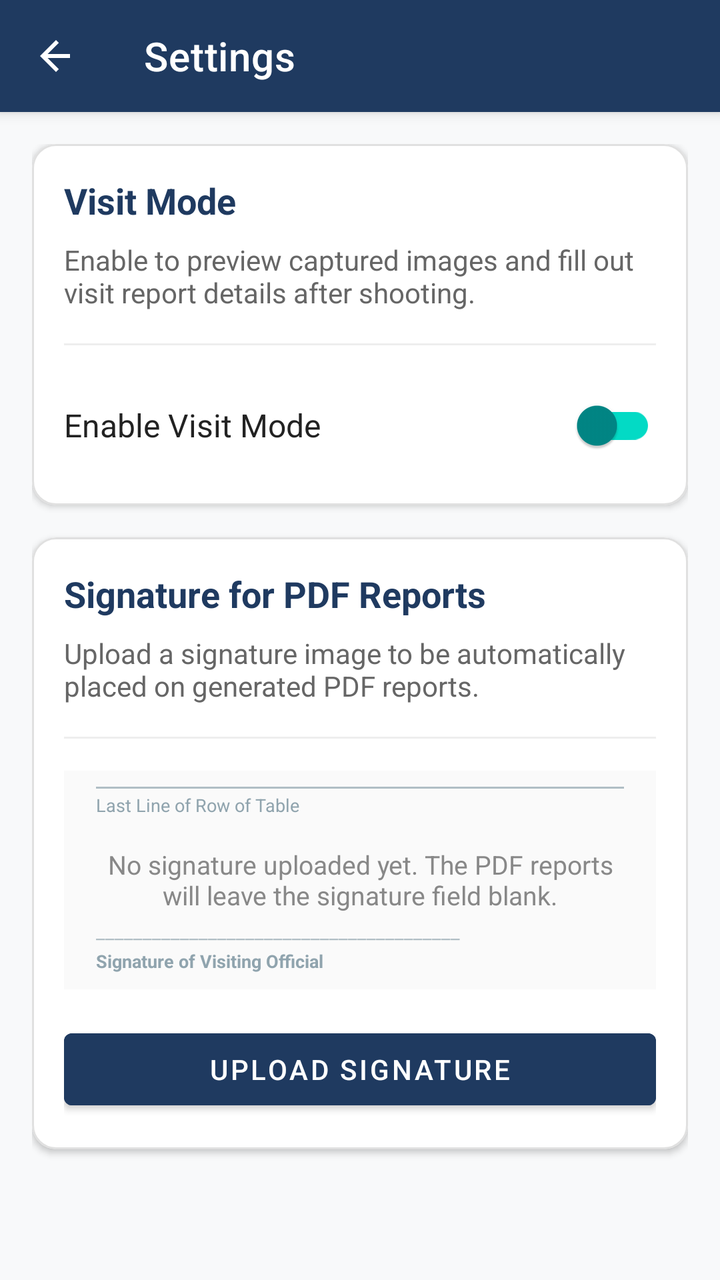
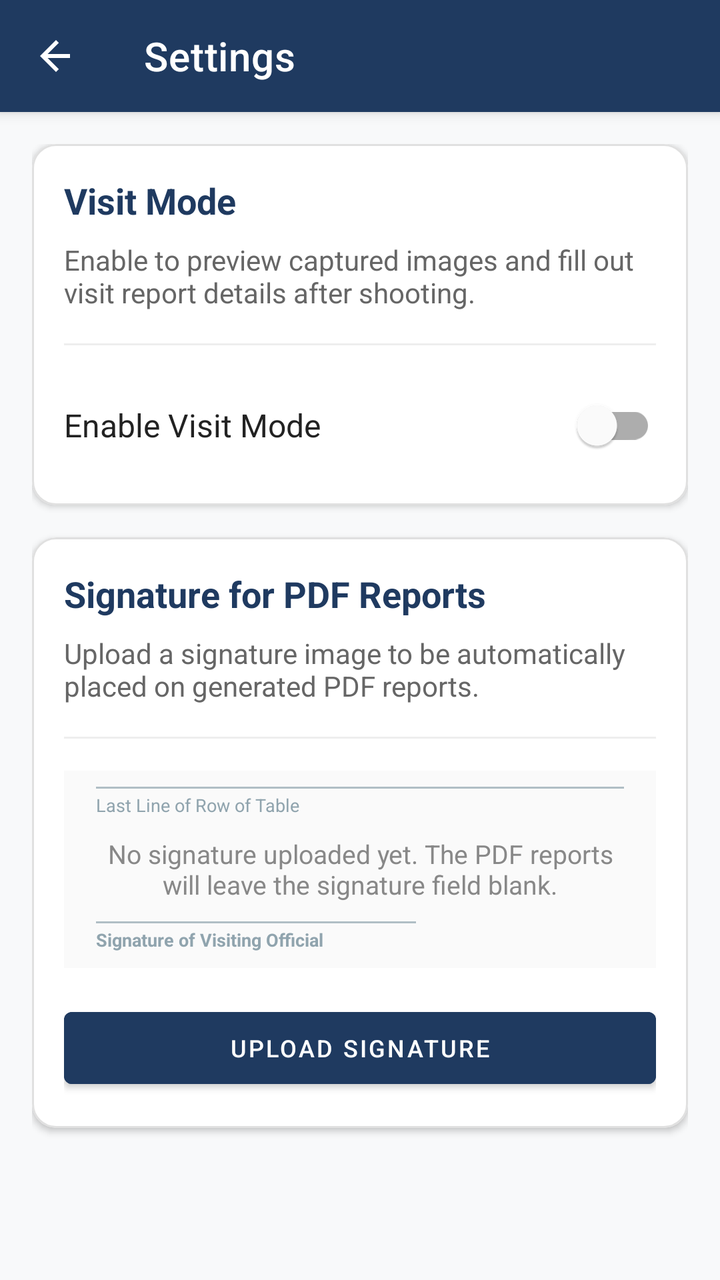

Before-and-after screenshots of an Android layout around one commit, followed by the original layout XML and the change that was made.
<!-- AndroidManifest.xml: application theme Theme.MaterialComponents.Light.NoActionBar -->
<!-- res/layout/activity_settings.xml -->
<?xml version="1.0" encoding="utf-8"?>
<androidx.coordinatorlayout.widget.CoordinatorLayout xmlns:android="http://schemas.android.com/apk/res/android"
    xmlns:app="http://schemas.android.com/apk/res-auto"
    xmlns:tools="http://schemas.android.com/tools"
    android:layout_width="match_parent"
    android:layout_height="match_parent"
    android:background="#F8F9FA">

    
    <com.google.android.material.appbar.AppBarLayout
        android:layout_width="match_parent"
        android:layout_height="wrap_content"
        android:theme="@style/ThemeOverlay.MaterialComponents.Dark.ActionBar">

        <com.google.android.material.appbar.MaterialToolbar
            android:id="@+id/settingsToolbar"
            android:layout_width="match_parent"
            android:layout_height="?attr/actionBarSize"
            android:background="#1F3A60"
            app:title="@string/settings"
            app:titleTextColor="@color/white"
            app:navigationIcon="@drawable/ic_back_white" />

    </com.google.android.material.appbar.AppBarLayout>

    
    <androidx.core.widget.NestedScrollView
        android:layout_width="match_parent"
        android:layout_height="match_parent"
        app:layout_behavior="@string/appbar_scrolling_view_behavior">

        <LinearLayout
            android:layout_width="match_parent"
            android:layout_height="wrap_content"
            android:orientation="vertical"
            android:padding="16dp">

            
            <com.google.android.material.card.MaterialCardView
                android:layout_width="match_parent"
                android:layout_height="wrap_content"
                android:layout_marginBottom="16dp"
                app:cardCornerRadius="12dp"
                app:cardElevation="2dp"
                app:cardBackgroundColor="@color/white"
                app:strokeColor="#E0E0E0"
                app:strokeWidth="1dp">

                <LinearLayout
                    android:layout_width="match_parent"
                    android:layout_height="wrap_content"
                    android:orientation="vertical"
                    android:padding="16dp">

                    <TextView
                        android:layout_width="match_parent"
                        android:layout_height="wrap_content"
                        android:text="@string/visit_mode"
                        android:textColor="#1F3A60"
                        android:textSize="18sp"
                        android:textStyle="bold"
                        android:layout_marginBottom="8dp" />

                    <TextView
                        android:layout_width="match_parent"
                        android:layout_height="wrap_content"
                        android:text="@string/visit_mode_description"
                        android:textColor="#666666"
                        android:textSize="14sp"
                        android:layout_marginBottom="16dp" />

                    <View
                        android:layout_width="match_parent"
                        android:layout_height="1dp"
                        android:background="#EEEEEE"
                        android:layout_marginBottom="16dp" />

                    <com.google.android.material.switchmaterial.SwitchMaterial
                        android:id="@+id/visitModeSwitch"
                        android:layout_width="match_parent"
                        android:layout_height="wrap_content"
                        android:text="Enable Visit Mode"
                        android:textColor="#222222"
                        android:textSize="16sp"
                        app:thumbTint="@color/teal_700"
                        app:trackTint="@color/teal_200" />

                    <View
                        android:id="@+id/visitModeDivider"
                        android:layout_width="match_parent"
                        android:layout_height="1dp"
                        android:background="#EEEEEE"
                        android:layout_marginTop="16dp"
                        android:layout_marginBottom="16dp"
                        android:visibility="gone"
                        tools:visibility="visible" />

                    <com.google.android.material.switchmaterial.SwitchMaterial
                        android:id="@+id/signatureRequiredSwitch"
                        android:layout_width="match_parent"
                        android:layout_height="wrap_content"
                        android:text="Signature Required"
                        android:textColor="#222222"
                        android:textSize="16sp"
                        app:thumbTint="@color/teal_700"
                        app:trackTint="@color/teal_200"
                        android:visibility="gone"
                        tools:visibility="visible" />

                </LinearLayout>

            </com.google.android.material.card.MaterialCardView>

            
            <com.google.android.material.card.MaterialCardView
                android:id="@+id/signatureSettingsCard"
                android:layout_width="match_parent"
                android:layout_height="wrap_content"
                android:layout_marginBottom="24dp"
                app:cardCornerRadius="12dp"
                app:cardElevation="2dp"
                app:cardBackgroundColor="@color/white"
                app:strokeColor="#E0E0E0"
                app:strokeWidth="1dp">

                <LinearLayout
                    android:layout_width="match_parent"
                    android:layout_height="wrap_content"
                    android:orientation="vertical"
                    android:padding="16dp">

                    <TextView
                        android:layout_width="match_parent"
                        android:layout_height="wrap_content"
                        android:text="@string/signature_section_title"
                        android:textColor="#1F3A60"
                        android:textSize="18sp"
                        android:textStyle="bold"
                        android:layout_marginBottom="8dp" />

                    <TextView
                        android:layout_width="match_parent"
                        android:layout_height="wrap_content"
                        android:text="@string/signature_description"
                        android:textColor="#666666"
                        android:textSize="14sp"
                        android:layout_marginBottom="16dp" />

                    <View
                        android:layout_width="match_parent"
                        android:layout_height="1dp"
                        android:background="#EEEEEE"
                        android:layout_marginBottom="16dp" />

                    
                    <FrameLayout
                        android:id="@+id/signaturePreviewFrame"
                        android:layout_width="match_parent"
                        android:layout_height="wrap_content"
                        android:background="#FAFAFA"
                        android:clipChildren="false"
                        android:clipToPadding="false"
                        android:layout_marginBottom="16dp">

                        
                        <LinearLayout
                            android:id="@+id/signaturePreviewContentArea"
                            android:layout_width="match_parent"
                            android:layout_height="wrap_content"
                            android:orientation="vertical"
                            android:layout_marginStart="16dp"
                            android:layout_marginEnd="16dp"
                            android:layout_marginTop="8dp"
                            android:layout_marginBottom="8dp"
                            android:clipChildren="false"
                            android:clipToPadding="false">

                            
                            <LinearLayout
                                android:id="@+id/sigPreviewTableLine"
                                android:layout_width="match_parent"
                                android:layout_height="wrap_content"
                                android:orientation="vertical">
                                
                                <View
                                    android:layout_width="match_parent"
                                    android:layout_height="1dp"
                                    android:background="#B0BEC5" />
                                    
                                <TextView
                                    android:layout_width="wrap_content"
                                    android:layout_height="wrap_content"
                                    android:text="Last Line of Row of Table"
                                    android:textColor="#90A4AE"
                                    android:textSize="9sp"
                                    android:layout_marginTop="2dp" />
                            </LinearLayout>

                            
                            <FrameLayout
                                android:id="@+id/sigPreviewFloatArea"
                                android:layout_width="match_parent"
                                android:layout_height="50dp"
                                android:clipChildren="false"
                                android:clipToPadding="false">

                                
                                
                                <com.google.android.material.card.MaterialCardView
                                    android:id="@+id/signaturePreviewBorderCard"
                                    android:layout_width="120dp"
                                    android:layout_height="40dp"
                                    android:layout_gravity="bottom|start"
                                    android:layout_marginBottom="2dp"
                                    app:cardCornerRadius="2dp"
                                    app:cardElevation="0dp"
                                    app:strokeColor="#1F3A60"
                                    app:strokeWidth="1dp"
                                    app:cardBackgroundColor="#22FFFFFF"
                                    android:visibility="gone"
                                    tools:visibility="visible">

                                    <ImageView
                                        android:id="@+id/signaturePreviewImage"
                                        android:layout_width="match_parent"
                                        android:layout_height="match_parent"
                                        android:padding="2dp"
                                        android:scaleType="fitXY" />

                                </com.google.android.material.card.MaterialCardView>

                            </FrameLayout>

                            
                            <LinearLayout
                                android:id="@+id/sigPreviewSignatureLine"
                                android:layout_width="match_parent"
                                android:layout_height="wrap_content"
                                android:orientation="vertical"
                                android:gravity="start">

                                <TextView
                                    android:layout_width="wrap_content"
                                    android:layout_height="wrap_content"
                                    android:text="_______________________________________"
                                    android:textColor="#B0BEC5"
                                    android:textSize="10sp" />

                                <TextView
                                    android:layout_width="wrap_content"
                                    android:layout_height="wrap_content"
                                    android:text="Signature of Visiting Official"
                                    android:textColor="#90A4AE"
                                    android:textStyle="bold"
                                    android:textSize="9sp"
                                    android:layout_marginTop="2dp" />
                            </LinearLayout>

                        </LinearLayout>

                        <TextView
                            android:id="@+id/noSignatureText"
                            android:layout_width="match_parent"
                            android:layout_height="match_parent"
                            android:gravity="center"
                            android:padding="16dp"
                            android:text="@string/no_signature_hint"
                            android:textColor="#888888"
                            android:textSize="13sp" />

                    </FrameLayout>

                    
                    <LinearLayout
                        android:layout_width="match_parent"
                        android:layout_height="wrap_content"
                        android:orientation="horizontal">

                        <com.google.android.material.button.MaterialButton
                            android:id="@+id/btnUploadSignature"
                            android:layout_width="0dp"
                            android:layout_height="wrap_content"
                            android:layout_weight="1.2"
                            android:text="@string/upload_signature"
                            android:backgroundTint="#1F3A60"
                            android:textColor="@color/white" />

                        <Space
                            android:id="@+id/btnEditSpace"
                            android:layout_width="8dp"
                            android:layout_height="wrap_content"
                            android:visibility="gone"
                            tools:visibility="visible" />

                        <com.google.android.material.button.MaterialButton
                            android:id="@+id/btnEditSignature"
                            style="@style/Widget.MaterialComponents.Button.OutlinedButton"
                            android:layout_width="0dp"
                            android:layout_height="wrap_content"
                            android:layout_weight="1"
                            android:text="Edit"
                            android:textColor="#1F3A60"
                            app:strokeColor="#1F3A60"
                            android:visibility="gone"
                            tools:visibility="visible" />

                        <Space
                            android:id="@+id/btnClearSpace"
                            android:layout_width="8dp"
                            android:layout_height="wrap_content"
                            android:visibility="gone"
                            tools:visibility="visible" />

                        <com.google.android.material.button.MaterialButton
                            android:id="@+id/btnClearSignature"
                            style="@style/Widget.MaterialComponents.Button.OutlinedButton"
                            android:layout_width="0dp"
                            android:layout_height="wrap_content"
                            android:layout_weight="1.2"
                            android:text="Clear"
                            android:textColor="#D32F2F"
                            app:strokeColor="#D32F2F"
                            android:visibility="gone"
                            tools:visibility="visible" />

                    </LinearLayout>

                    
                    <LinearLayout
                        android:id="@+id/signatureSizeContainer"
                        android:layout_width="match_parent"
                        android:layout_height="wrap_content"
                        android:orientation="vertical"
                        android:layout_marginTop="16dp"
                        android:visibility="gone"
                        tools:visibility="visible">

                        <View
                            android:layout_width="match_parent"
                            android:layout_height="1dp"
                            android:background="#EEEEEE"
                            android:layout_marginBottom="12dp" />

                        <TextView
                            android:layout_width="match_parent"
                            android:layout_height="wrap_content"
                            android:text="PDF Signature Sizing (Dynamic)"
                            android:textStyle="bold"
                            android:textColor="#1F3A60"
                            android:textSize="13sp"
                            android:layout_marginBottom="8dp" />

                        
                        <TextView
                            android:id="@+id/sigWidthLabel"
                            android:layout_width="match_parent"
                            android:layout_height="wrap_content"
                            android:text="Display Width: 120pt"
                            android:textSize="12sp"
                            android:textColor="#555555"
                            android:layout_marginBottom="4dp" />

                        <SeekBar
                            android:id="@+id/sigWidthSeekBar"
                            android:layout_width="match_parent"
                            android:layout_height="wrap_content"
                            android:max="300"
                            android:progress="120"
                            android:paddingStart="12dp"
                            android:paddingEnd="12dp"
                            android:layout_marginBottom="12dp" />

                        
                        <TextView
                            android:id="@+id/sigHeightLabel"
                            android:layout_width="match_parent"
                            android:layout_height="wrap_content"
                            android:text="Display Height: 40pt"
                            android:textSize="12sp"
                            android:textColor="#555555"
                            android:layout_marginBottom="4dp" />

                        <SeekBar
                            android:id="@+id/sigHeightSeekBar"
                            android:layout_width="match_parent"
                            android:layout_height="wrap_content"
                            android:max="150"
                            android:progress="40"
                            android:paddingStart="12dp"
                            android:paddingEnd="12dp"
                            android:layout_marginBottom="12dp" />

                        
                        <TextView
                            android:id="@+id/sigOffsetXLabel"
                            android:layout_width="match_parent"
                            android:layout_height="wrap_content"
                            android:text="Horizontal Shift: 0pt"
                            android:textSize="12sp"
                            android:textColor="#555555"
                            android:layout_marginBottom="4dp" />

                        <SeekBar
                            android:id="@+id/sigOffsetXSeekBar"
                            android:layout_width="match_parent"
                            android:layout_height="wrap_content"
                            android:max="200"
                            android:progress="100"
                            android:paddingStart="12dp"
                            android:paddingEnd="12dp"
                            android:layout_marginBottom="12dp" />

                        
                        <TextView
                            android:id="@+id/sigOffsetYLabel"
                            android:layout_width="match_parent"
                            android:layout_height="wrap_content"
                            android:text="Vertical Shift: 0pt"
                            android:textSize="12sp"
                            android:textColor="#555555"
                            android:layout_marginBottom="4dp" />

                        <SeekBar
                            android:id="@+id/sigOffsetYSeekBar"
                            android:layout_width="match_parent"
                            android:layout_height="wrap_content"
                            android:max="120"
                            android:progress="60"
                            android:paddingStart="12dp"
                            android:paddingEnd="12dp"
                            android:layout_marginBottom="12dp" />

                        
                        <TextView
                            android:id="@+id/sigRotationLabel"
                            android:layout_width="match_parent"
                            android:layout_height="wrap_content"
                            android:text="Curve/Slant Rotation: 0°"
                            android:textSize="12sp"
                            android:textColor="#555555"
                            android:layout_marginBottom="4dp" />

                        <SeekBar
                            android:id="@+id/sigRotationSeekBar"
                            android:layout_width="match_parent"
                            android:layout_height="wrap_content"
                            android:max="90"
                            android:progress="45"
                            android:paddingStart="12dp"
                            android:paddingEnd="12dp" />

                    </LinearLayout>

                </LinearLayout>

            </com.google.android.material.card.MaterialCardView>

        </LinearLayout>

    </androidx.core.widget.NestedScrollView>

</androidx.coordinatorlayout.widget.CoordinatorLayout>
<!-- resources referenced by this layout -->
<resources>
  <color name="teal_200">#FF03DAC5</color>
  <color name="teal_700">#FF018786</color>
  <color name="white">#FFFFFFFF</color>
  <!-- drawable ic_back_white (drawable) -->
  <vector xmlns:android="http://schemas.android.com/apk/res/android"
      android:width="24dp"
      android:height="24dp"
      android:viewportWidth="24"
      android:viewportHeight="24"
      android:tint="@android:color/white">
      <path
          android:fillColor="@android:color/white"
          android:pathData="M19,11H7.83l5.59,-5.59L12,4l-8,8 8,8 1.41,-1.41L7.83,13H19v-2z"/>
  </vector>
  <string name="no_signature_hint">No signature uploaded yet. The PDF reports will leave the signature field blank.</string>
  <string name="settings">Settings</string>
  <string name="signature_description">Upload a signature image to be automatically placed on generated PDF reports.</string>
  <string name="signature_section_title">Signature for PDF Reports</string>
  <string name="upload_signature">Upload Signature</string>
  <string name="visit_mode">Visit Mode</string>
  <string name="visit_mode_description">Enable to preview captured images and fill out visit report details after shooting.</string>
</resources>

<!-- the commit's change to res/layout/activity_settings.xml (unified diff, before → after) -->
@@ -81,9 +81,7 @@
                         android:layout_height="wrap_content"
                         android:text="Enable Visit Mode"
                         android:textColor="#222222"
-                        android:textSize="16sp"
-                        app:thumbTint="@color/teal_700"
-                        app:trackTint="@color/teal_200" />
+                        android:textSize="16sp" />
 
                     <View
                         android:id="@+id/visitModeDivider"
@@ -102,8 +100,6 @@
                         android:text="Signature Required"
                         android:textColor="#222222"
                         android:textSize="16sp"
-                        app:thumbTint="@color/teal_700"
-                        app:trackTint="@color/teal_200"
                         android:visibility="gone"
                         tools:visibility="visible" />
 
@@ -239,12 +235,11 @@
                                 android:orientation="vertical"
                                 android:gravity="start">
 
-                                <TextView
-                                    android:layout_width="wrap_content"
-                                    android:layout_height="wrap_content"
-                                    android:text="_______________________________________"
-                                    android:textColor="#B0BEC5"
-                                    android:textSize="10sp" />
+                                <View
+                                    android:layout_width="160dp"
+                                    android:layout_height="1dp"
+                                    android:background="#B0BEC5"
+                                    android:layout_marginTop="2dp" />
 
                                 <TextView
                                     android:layout_width="wrap_content"
@@ -280,8 +275,9 @@
                             android:id="@+id/btnUploadSignature"
                             android:layout_width="0dp"
                             android:layout_height="wrap_content"
-                            android:layout_weight="1.2"
+                            android:layout_weight="1"
                             android:text="@string/upload_signature"
+                            android:textSize="12sp"
                             android:backgroundTint="#1F3A60"
                             android:textColor="@color/white" />
 
@@ -299,6 +295,7 @@
                             android:layout_height="wrap_content"
                             android:layout_weight="1"
                             android:text="Edit"
+                            android:textSize="12sp"
                             android:textColor="#1F3A60"
                             app:strokeColor="#1F3A60"
                             android:visibility="gone"
@@ -316,8 +313,9 @@
                             style="@style/Widget.MaterialComponents.Button.OutlinedButton"
                             android:layout_width="0dp"
                             android:layout_height="wrap_content"
-                            android:layout_weight="1.2"
+                            android:layout_weight="1"
                             android:text="Clear"
+                            android:textSize="12sp"
                             android:textColor="#D32F2F"
                             app:strokeColor="#D32F2F"
                             android:visibility="gone"
<!-- resource entries referenced after the edit -->
@@ -1,7 +1,5 @@
 <!-- resources referenced by this layout -->
 <resources>
-  <color name="teal_200">#FF03DAC5</color>
-  <color name="teal_700">#FF018786</color>
   <color name="white">#FFFFFFFF</color>
   <!-- drawable ic_back_white (drawable) -->
   <vector xmlns:android="http://schemas.android.com/apk/res/android"
